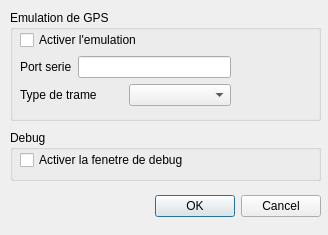
First picture: the form in src/paramVLM.ui, repository nohal/qtVlm, before the edit.
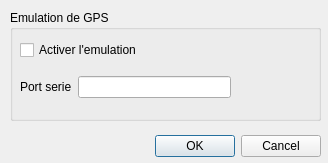
Second picture: the form after the edit. Icons and pictures are not drawn.

Commit message: removes debug console => using now qWarning() adds RMC sentence or NMEA protocol => speed and heading of the boat dble click over the map adds directly a POI and doesn't show the POI editor bug fix on windows for contextual menu

What changed in the file:
```diff
--- a/src/paramVLM.ui
+++ b/src/paramVLM.ui
@@ -7,7 +7,7 @@
     <x>0</x>
     <y>0</y>
     <width>328</width>
-    <height>235</height>
+    <height>163</height>
    </rect>
   </property>
   <property name="windowTitle">
@@ -21,7 +21,7 @@
    <property name="geometry">
     <rect>
      <x>10</x>
-     <y>190</y>
+     <y>130</y>
      <width>311</width>
      <height>32</height>
     </rect>
@@ -76,49 +76,9 @@
        </item>
       </layout>
      </item>
-     <item>
-      <layout class="QHBoxLayout" name="horizontalLayout_2">
-       <item>
-        <widget class="QLabel" name="label_2">
-         <property name="text">
-          <string>Type de trame</string>
-         </property>
-        </widget>
-       </item>
-       <item>
-        <widget class="QComboBox" name="lst_trame"/>
-       </item>
-      </layout>
-     </item>
     </layout>
    </widget>
   </widget>
-  <widget class="QGroupBox" name="groupBox_2">
-   <property name="geometry">
-    <rect>
-     <x>10</x>
-     <y>130</y>
-     <width>311</width>
-     <height>51</height>
-    </rect>
-   </property>
-   <property name="title">
-    <string>Debug</string>
-   </property>
-   <widget class="QCheckBox" name="chk_activateDebug">
-    <property name="geometry">
-     <rect>
-      <x>10</x>
-      <y>20</y>
-      <width>209</width>
-      <height>20</height>
-     </rect>
-    </property>
-    <property name="text">
-     <string>Activer la fenetre de debug</string>
-    </property>
-   </widget>
-  </widget>
  </widget>
  <resources/>
  <connections>
```
The commit also changes 30 other files.
